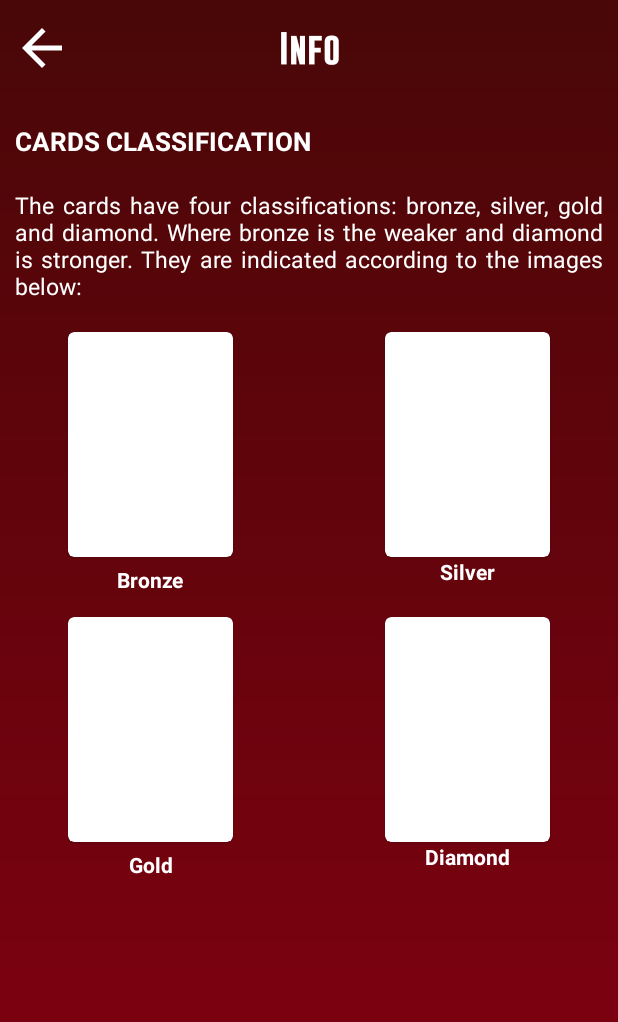
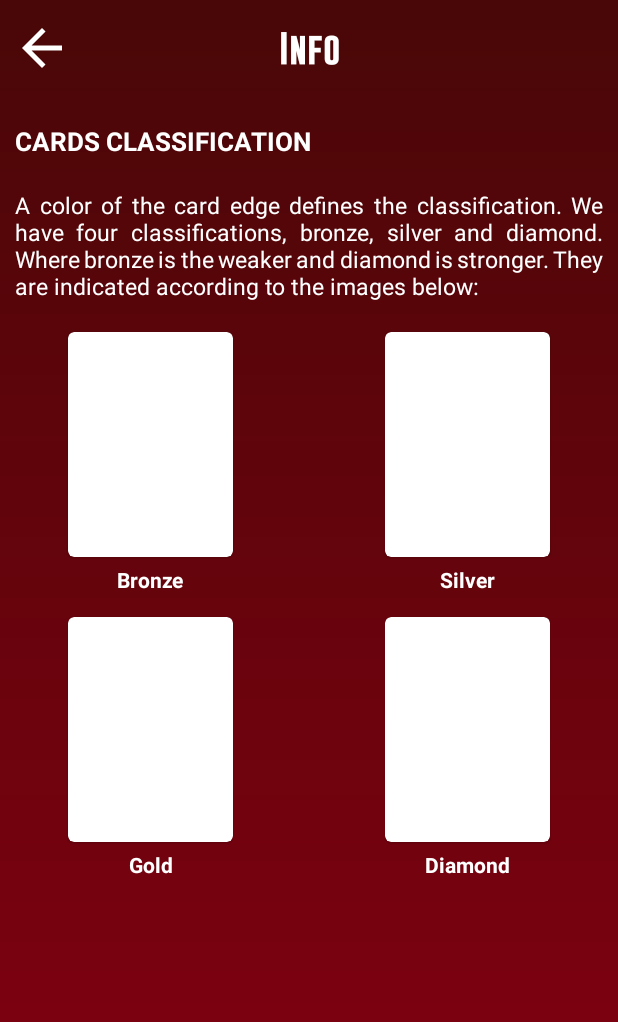
Before and after one commit to dosSantos-Paulo/marvelMyHero, an Android app: the layout activity_info_my_deck.xml on its own in the app's theme, with its tools: preview values and no code run, on a phone screen of 412 x 824 dp. Shown: the top 1022 px of the screen. Run offline under Robolectric (Android 15) with nearby library versions, the phone set to English and light mode, and no system bars.

Commit message:
Definindo cards na tela de info

```diff
--- a/app/src/main/res/layout/activity_info_my_deck.xml
+++ b/app/src/main/res/layout/activity_info_my_deck.xml
@@ -107,7 +107,7 @@
             </com.google.android.material.card.MaterialCardView>
 
             <TextView
-                android:id="@+id/txtInfoBronze"
+                android:id="@+id/txtInfoCard1"
                 android:layout_width="wrap_content"
                 android:layout_height="wrap_content"
                 android:layout_marginTop="5dp"
@@ -119,9 +119,10 @@
                 app:layout_constraintTop_toBottomOf="@+id/InfoCardView1" />
 
             <TextView
-                android:id="@+id/txtInfoSilver"
+                android:id="@+id/txtInfoCard2"
                 android:layout_width="wrap_content"
                 android:layout_height="wrap_content"
+                android:layout_marginTop="5dp"
                 android:text="@string/silver"
                 android:textColor="@color/textPrimary"
                 android:textStyle="bold"
@@ -165,7 +166,7 @@
             </com.google.android.material.card.MaterialCardView>
 
             <TextView
-                android:id="@+id/txtInfoGold"
+                android:id="@+id/txtInfoCard3"
                 android:layout_width="wrap_content"
                 android:layout_height="wrap_content"
                 android:layout_marginTop="5dp"
@@ -177,9 +178,10 @@
                 app:layout_constraintTop_toBottomOf="@+id/InfoCardView3" />
 
             <TextView
-                android:id="@+id/txtInfoDiamond"
+                android:id="@+id/txtInfoCard4"
                 android:layout_width="wrap_content"
                 android:layout_height="wrap_content"
+                android:layout_marginTop="5dp"
                 android:text="@string/diamond"
                 android:textColor="@color/textPrimary"
                 android:textStyle="bold"
--- a/app/src/main/res/values/strings.xml
+++ b/app/src/main/res/values/strings.xml
@@ -74,7 +74,7 @@
     <string name="submit">Submit</string>
     <string name="loading">Loading</string>
 
-    <string name="info_of_classification_cards">The cards have four classifications: bronze, silver, gold and diamond. Where bronze is the weaker and diamond is stronger. They are indicated according to the images below:</string>
+    <string name="info_of_classification_cards">A color of the card edge defines the classification. We have four classifications, bronze, silver and diamond. Where bronze is the weaker and diamond is stronger. They are indicated according to the images below:</string>
     <string name="the_cards_classification">CARDS CLASSIFICATION</string>
     <string name="info">Info</string>
     <string name="bronze">Bronze</string>
```
Also changed, not shown: app/src/main/java/com/example/marvelmyhero/deck/view/InfoMyDeckActivity.kt (+108 -37 lines).
